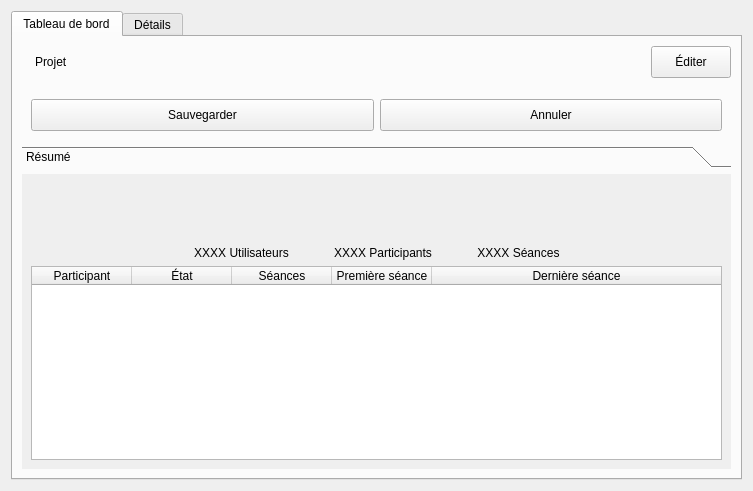
Old version of the form client/src/editors/ProjectWidget.ui in the repository introlab/openteraplus.
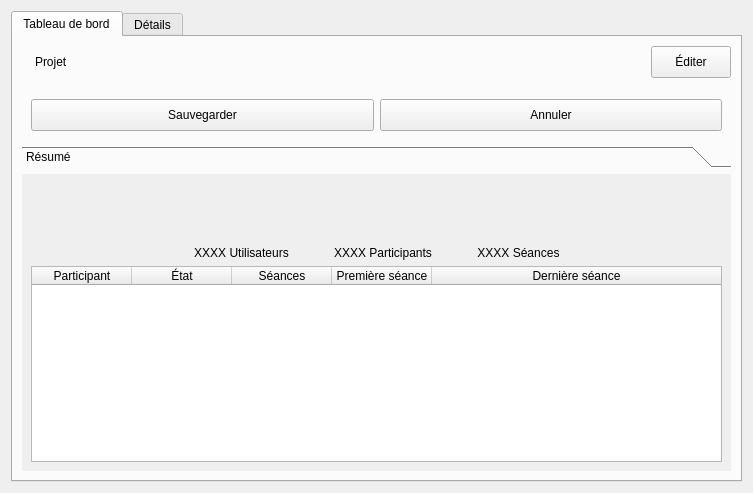
New version of the form. Icons and pictures are not drawn. Custom widgets are drawn as their Qt base class.

The edit to the form file:
```diff
--- a/client/src/editors/ProjectWidget.ui
+++ b/client/src/editors/ProjectWidget.ui
@@ -7,7 +7,7 @@
     <x>0</x>
     <y>0</y>
     <width>753</width>
-    <height>489</height>
+    <height>493</height>
    </rect>
   </property>
   <property name="windowTitle">
@@ -288,8 +288,8 @@
            <rect>
             <x>0</x>
             <y>0</y>
-            <width>705</width>
-            <height>294</height>
+            <width>717</width>
+            <height>295</height>
            </rect>
           </property>
           <attribute name="label">
```
